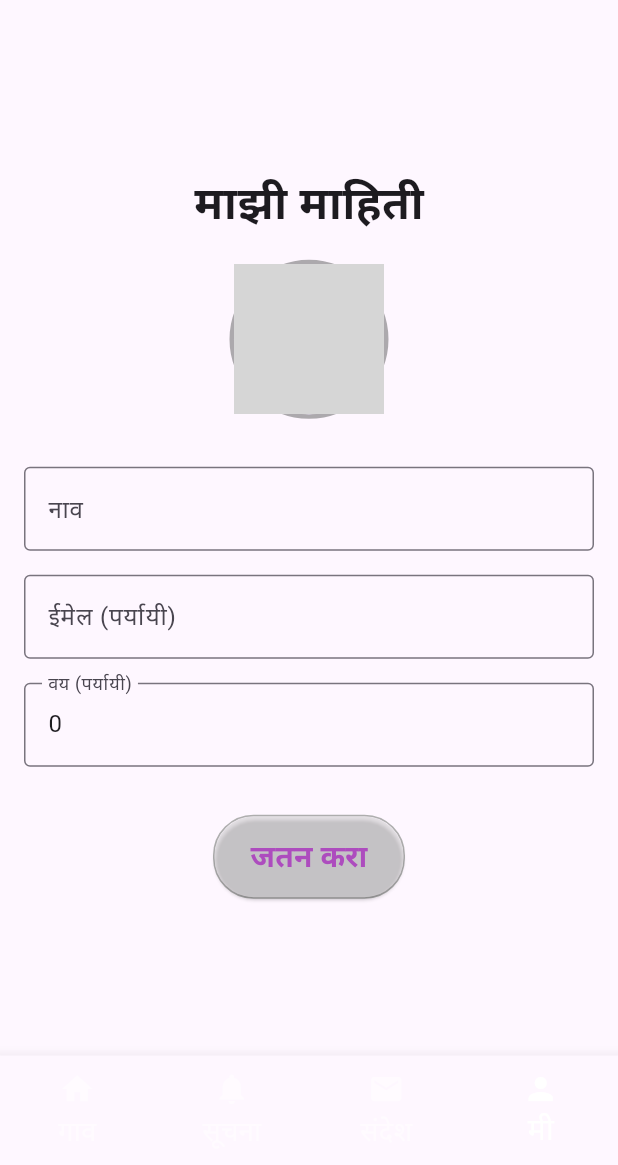
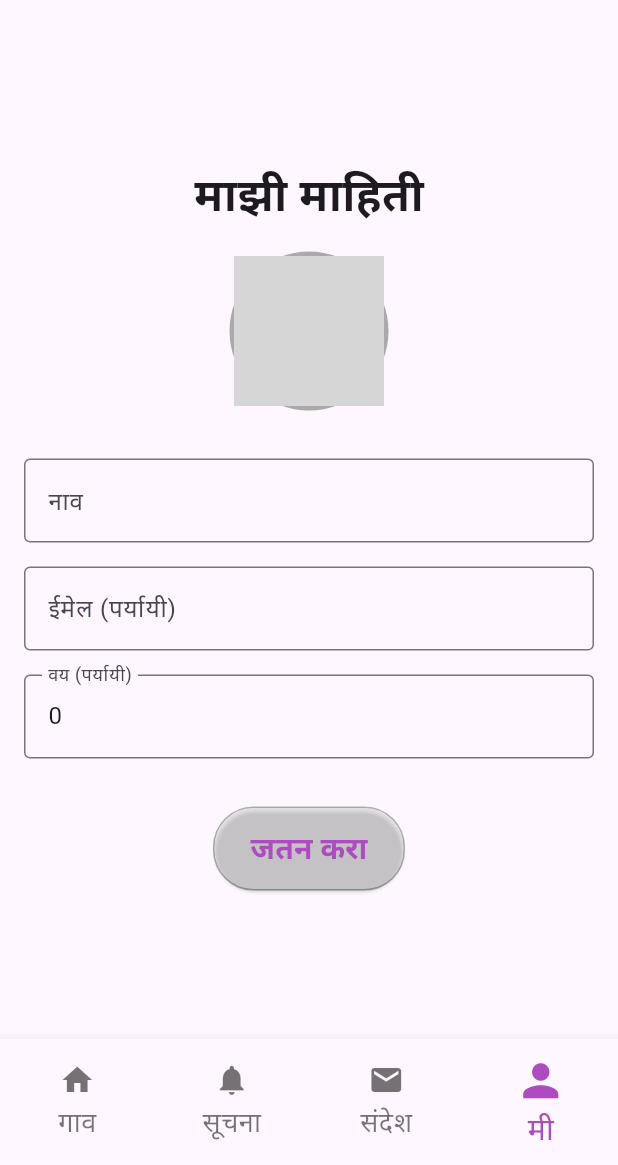
Before and after one commit to sapatevaibhav/flutter_firebase_demo, a Flutter app: the screen it shows once a user with an empty profile is signed in, swiped to page 4, on a phone screen of 412 x 824 dp, the part 71-1236 px from its top. Run offline on Flutter 3.47's test engine with Material 3 defaults, Android fonts, the phone set to English and light mode, and no system bars; our stand-ins replace adaptive_theme, cloud_firestore, firebase_auth, firebase_core, firebase_storage, image_picker; accounts and stored records are empty; network calls fail; grey boxes are pictures that could not be loaded.

Commit message:
fixed theme related hcanges of navigation bar

```diff
--- a/analysis_options.yaml
+++ b/analysis_options.yaml
@@ -7,6 +7,9 @@
 
 # The following line activates a set of recommended lints for Flutter apps,
 # packages, and plugins designed to encourage good coding practices.
+analyzer:
+  errors:
+    use_build_context_synchronously: ignore
 include: package:flutter_lints/flutter.yaml
 
 linter:
--- a/lib/home_screen.dart
+++ b/lib/home_screen.dart
@@ -76,10 +76,10 @@ class _HomeScreenState extends State<HomeScreen> {
           });
         },
         children: <Widget>[
-          HomePage(),
-          NotificationsPage(),
-          MessagesPage(),
-          ProfilePage(uid: widget.currentUserUid), // Pass the uid here
+          const HomePage(),
+          const NotificationsPage(),
+          const MessagesPage(),
+          ProfilePage(uid: widget.currentUserUid),
         ],
       ),
       bottomNavigationBar: BottomNavigationBar(
@@ -102,10 +102,10 @@ class _HomeScreenState extends State<HomeScreen> {
           ),
         ],
         currentIndex: _selectedIndex,
-        selectedItemColor: _isDarkTheme ? Colors.black : Colors.white,
-        unselectedItemColor: _isDarkTheme ? Colors.black54 : Colors.white54,
         showUnselectedLabels: true,
         selectedFontSize: 20,
+        selectedItemColor: const Color.fromARGB(255, 173, 76, 190),
+        selectedIconTheme: const IconThemeData(size: 35),
         unselectedFontSize: 18,
         type: BottomNavigationBarType.fixed,
         onTap: _onItemTapped,
--- a/lib/pages/profile_page.dart
+++ b/lib/pages/profile_page.dart
@@ -73,7 +73,6 @@ class ProfilePageState extends State<ProfilePage> {
     String? downloadUrl;
 
     try {
-      // Delete old profile picture if exists
       if (profileImageUrl != null) {
         await FirebaseStorage.instance.refFromURL(profileImageUrl!).delete();
         log("sucess deletion");
@@ -82,7 +81,6 @@ class ProfilePageState extends State<ProfilePage> {
       log("Error deleting old profile picture: $error");
     }
 
-    // Upload new profile picture if selected
     if (profilePic != null) {
       UploadTask uploadTask = FirebaseStorage.instance
           .ref()
```
